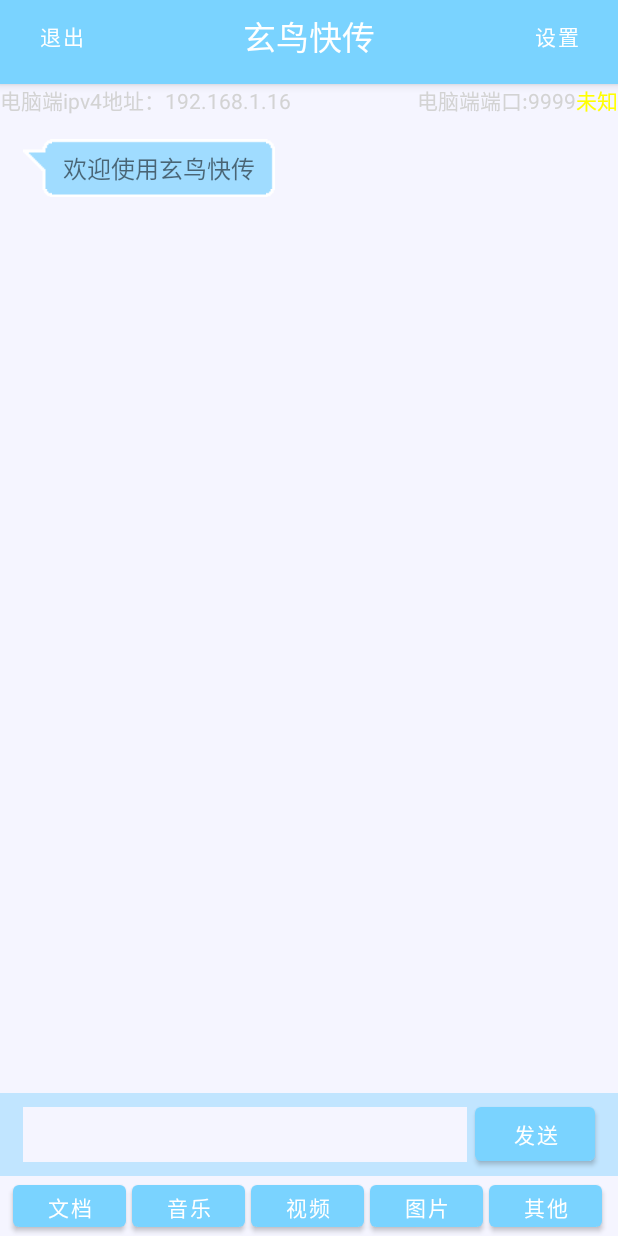
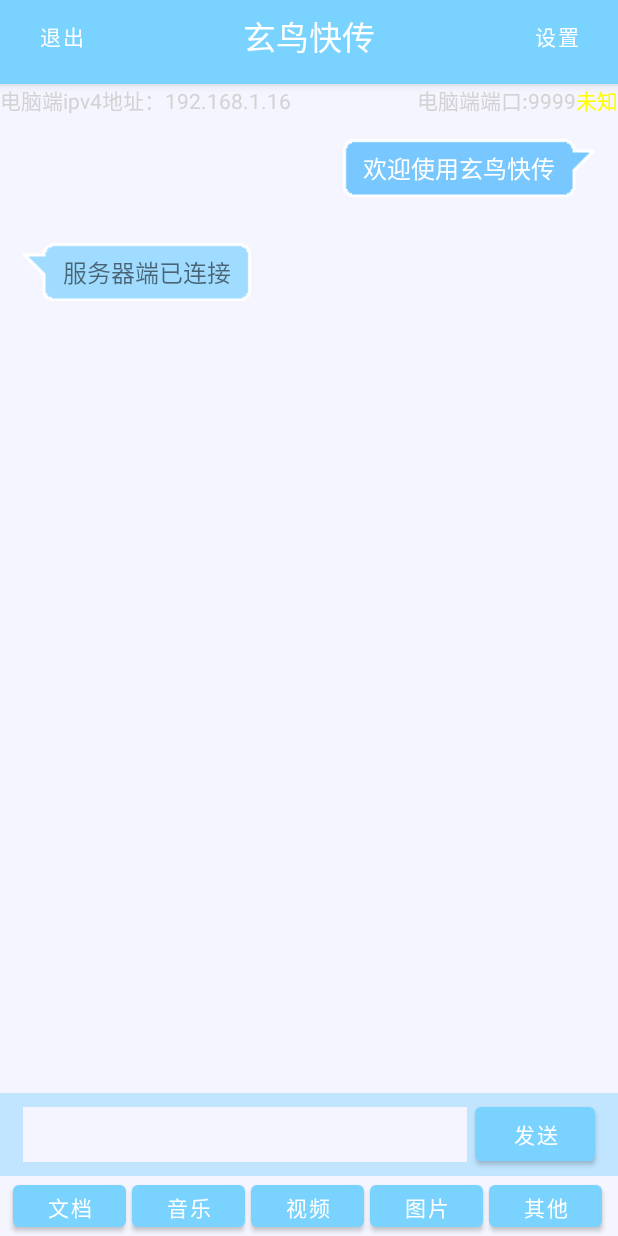
Before and after one commit to xuanniaomose/XuanNiaoQuickTransfer, an Android app: the screen it shows after launch (MainActivity), on a phone screen of 412 x 824 dp. Run offline under Robolectric (Android 15) with nearby library versions, the phone set to English and light mode, and no system bars.

Commit message:
1.变更了消息队列逻辑，使用RecyclerView组件，使聊天收发队列能够正常显示

```diff
--- a/app/build.gradle
+++ b/app/build.gradle
@@ -10,9 +10,9 @@ android {
         applicationId "xuanniao.transmission.trclient"
         minSdk 24
         //noinspection ExpiredTargetSdkVersion
-        targetSdk 32
-        versionCode 3
-        versionName "0.5"
+        targetSdk 31
+        versionCode 4
+        versionName "0.7"
 
         testInstrumentationRunner "androidx.test.runner.AndroidJUnitRunner"
     }
--- a/app/src/main/java/xuanniao/transmission/trclient/Connect.java
+++ b/app/src/main/java/xuanniao/transmission/trclient/Connect.java
@@ -13,7 +13,7 @@ import java.util.concurrent.Executors;
 
 public class Connect extends Application {
     // Socket变量
-    private static Socket socket = null;
+    public static Socket socket = null;
 
     // 输入流对象
     InputStream inputStream;
--- a/app/src/main/java/xuanniao/transmission/trclient/MainActivity.java
+++ b/app/src/main/java/xuanniao/transmission/trclient/MainActivity.java
@@ -15,10 +15,10 @@ import android.widget.*;
 import androidx.recyclerview.widget.LinearLayoutManager;
 import androidx.recyclerview.widget.RecyclerView;
 
+import java.net.Socket;
 import java.util.ArrayList;
 import java.util.List;
-
-import static xuanniao.transmission.trclient.Msg.TYPE_RECEIVED;
+import java.util.stream.Collectors;
 
 public class MainActivity extends AppCompatActivity {
 
@@ -26,11 +26,11 @@ public class MainActivity extends AppCompatActivity {
     public String receiveMsg;
     public String send_text;
     public EditText inputText;
-    public static MsgAdapter msg_adapter;
+    public static MsgAdapter msg_adapter = new MsgAdapter();
+    public static List<Msg> msgList;
     private Button button_send;
     private TextView textview_state0;
     private RecyclerView msgRecyclerView;
-    private List<Msg> msgList;
 
 
     @SuppressLint({"CutPasteId", "WrongViewCast", "HandlerLeak"})
@@ -39,6 +39,16 @@ public class MainActivity extends AppCompatActivity {
         super.onCreate(savedInstanceState);
         setContentView(R.layout.activity_main);
         setCustomActionBar();
+
+
+        msgRecyclerView = findViewById(R.id.recyclerView);
+        // 定义一个线性布局管理器
+        LinearLayoutManager manager = new LinearLayoutManager(this);
+        // 设置布局管理器
+        msgRecyclerView.setLayoutManager(manager);
+        // 设置adapter
+        msgRecyclerView.setAdapter(msg_adapter);
+        msgList = new ArrayList<>();
         initRecyclerView();
 
         // 获取网络权限
@@ -58,21 +68,23 @@ public class MainActivity extends AppCompatActivity {
             public void handleMessage(Message message) {
                 super.handleMessage(message);
                 if (message.what == 0) {
-                    Log.i("消息列表长度", String.valueOf(msgList.size()));
                     // 把新消息添加进msgList
-                    msgList.add(new Msg((String) message.obj, TYPE_RECEIVED));
-                    msg_adapter.notifyItemInserted(msgList.size()-1);
+                    msgList.add(msgList.size(), new Msg((String) message.obj, message.what));
+                    List<String> content_List2 = msgList.stream().map(Msg::getContent).collect(Collectors.toList());
+                    List<Integer> type_List2 = msgList.stream().map(Msg::getType).collect(Collectors.toList());
+                    Log.i("MainSR消息列表2", content_List2.toString());
+                    Log.i("MainSR类型列表2", type_List2.toString());
                     // msg_adapter通过局部更新方法添加尾项
-                    msg_adapter.notifyItemChanged(msgList.size()-1);
+                    msg_adapter.notifyItemInserted(msg_adapter.getItemCount()-1);
                     // msgRecyclerView跳转到尾项
-                    msgRecyclerView.scrollToPosition(msgList.size()-1);
+                    msgRecyclerView.scrollToPosition(msg_adapter.getItemCount()-1);
                 }
             }
         };
 
         // 设置网络状态提示
 //        textview_state0 = findViewById(R.id.textview_state0);
-//        socket = ((Connect)getApplication()).getSocket();
+//        Socket socket = xuanniao.transmission.trclient.Connect.socket;
 //        if (socket == null) {
 //            textview_state0.setText("连接");
 //            textview_state0.setTextColor(0xff008000);
@@ -80,6 +92,7 @@ public class MainActivity extends AppCompatActivity {
 //            textview_state0.setText("断开");
 //            textview_state0.setTextColor(0xffff0000);
 //        }
+
         // 监听输入框
         SharedPreferences setInfo = getSharedPreferences("SetInfo", MODE_PRIVATE);
         SharedPreferences.Editor editor = setInfo.edit();
@@ -105,17 +118,16 @@ public class MainActivity extends AppCompatActivity {
             public void onClick(View v) {
                 send_text = inputText.getText().toString();
                 if (!"".equals(send_text)) {
-                    Log.i("消息列表长度", String.valueOf(msgList.size()));
                     Connect Connect = new Connect();
                     Connect.send(send_text);
-                    msgList.add(new Msg(send_text, Msg.TYPE_SENT));         //将输入的消息及其类型添加进消息数据列表中
-                    Log.i("消息列表长度", String.valueOf(msgList.size()));
-                    msg_adapter.notifyItemInserted(msgList.size() + 1);   //为RecyclerView添加末尾子项
-                    Log.i("消息列表长度", String.valueOf(msgList.size()));
-//                      msg_adapter.setMsgList(msgList);
-                    msg_adapter.notifyItemChanged(msgList.size());
-                    msgRecyclerView.scrollToPosition(msgList.size());       //跳转到当前位置
+                    msgList.add(new Msg(send_text, 1));         //将输入的消息及其类型添加进消息数据列表中
+                    msg_adapter.notifyItemInserted(msgList.size()-1);   //为RecyclerView添加末尾子项
+                    msgRecyclerView.scrollToPosition(msgList.size()-1);       //跳转到当前位置
                     inputText.getText().clear();                            //清空输入框文本
+                    List<String> content_List2 = msgList.stream().map(Msg::getContent).collect(Collectors.toList());
+                    List<Integer> type_List2 = msgList.stream().map(Msg::getType).collect(Collectors.toList());
+                    Log.i("MainSR消息列表2", content_List2.toString());
+                    Log.i("MainSR类型列表2", type_List2.toString());
                 }
             }
         });
@@ -123,19 +135,13 @@ public class MainActivity extends AppCompatActivity {
 
     // 初始化RecyclerView
     private void initRecyclerView() {
-        msgRecyclerView = findViewById(R.id.recyclerView);
-        msgList = new ArrayList<>();
-        Msg msg1 = new Msg("欢迎使用玄鸟快传", 0);
+        Log.i("MAIN", "初始化RecyclerView");
+        Msg msg1 = new Msg("欢迎使用玄鸟快传", 1);
         msgList.add(msg1);
-        msg_adapter = new MsgAdapter();
+        Msg msg2 = new Msg("服务器端已连接", 0);
+        msgList.add(msg2);
         msg_adapter.setMsgList(msgList);
-        msg_adapter.notifyDataSetChanged();
-        // 定义一个线性布局管理器
-        LinearLayoutManager manager = new LinearLayoutManager(this);
-        // 设置布局管理器
-        msgRecyclerView.setLayoutManager(manager);
-        // 设置adapter
-        msgRecyclerView.setAdapter(msg_adapter);
+
     }
 
     private void setCustomActionBar() {
--- a/app/src/main/java/xuanniao/transmission/trclient/Msg.java
+++ b/app/src/main/java/xuanniao/transmission/trclient/Msg.java
@@ -1,10 +1,10 @@
 package xuanniao.transmission.trclient;
 
 public class Msg {
-    public static final int TYPE_RECEIVED = 0;
-    public static final int TYPE_SENT = 1;
+    public final int TYPE_RECEIVED = 0;
+    public final int TYPE_SENT = 1;
     private String content;
-    private static int type;
+    private int type;
 
     public Msg(String content, int type) {
         this.content = content;
@@ -15,7 +15,7 @@ public class Msg {
         return content;
     }
 
-    public static int getType() {
+    public int getType() {
         return type;
     }
 }
--- a/app/src/main/java/xuanniao/transmission/trclient/MsgAdapter.java
+++ b/app/src/main/java/xuanniao/transmission/trclient/MsgAdapter.java
@@ -8,20 +8,21 @@ import android.widget.TextView;
 import androidx.annotation.NonNull;
 import androidx.recyclerview.widget.RecyclerView;
 
-import java.util.ArrayList;
 import java.util.List;
+import java.util.stream.Collectors;
 
 public class MsgAdapter extends RecyclerView.Adapter<RecyclerView.ViewHolder> {
-    private int viewType;
+    private final String TAG = "MsgAdapter";
     public TextView leftMsg;
     public TextView rightMsg;
-    static List<Msg> msgList = new ArrayList<>();
+    static List<Msg> msgList = MainActivity.msgList;
 
     public void setMsgList(List<Msg> msgList) {
-        this.msgList = msgList;
-        Log.i("消息列表", msgList.toString());
-        //一定要记得加，否则视图不会更新！！！
-        notifyDataSetChanged();
+        MsgAdapter.msgList = MainActivity.msgList;
+        List<String> content_List = msgList.stream().map(Msg::getContent).collect(Collectors.toList());
+        List<Integer> type_List = msgList.stream().map(Msg::getType).collect(Collectors.toList());
+        Log.i("MainSR消息列表S", content_List.toString());
+        Log.i("MainSR类型列表S", type_List.toString());
     }
 
 
@@ -40,22 +41,17 @@ public class MsgAdapter extends RecyclerView.Adapter<RecyclerView.ViewHolder> {
         }
     }
 
+    // 获取消息类型(左或者右),返回到onCreateViewHolder()方法的viewType参数里面
     @Override
-    // 获取消息类型(左或者右),返回到onCreateViewHolder()方法的viewType参数里面
     public int getItemViewType(int position) {
-        super.getItemViewType(position);
-        Msg msg = msgList.get(position);
-        // 根据当前数据源的类型（发送/接受）
-        viewType = msg.getType();
-        return viewType;
+        return msgList.get(position).getType();
     }
 
     @Override
     //根据viewType消息类型的不同,构建不同的消息布局(左&右)
     public RecyclerView.ViewHolder onCreateViewHolder(@NonNull ViewGroup parent, int viewType) {
-        if (viewType == Msg.TYPE_RECEIVED) {
+        if (viewType == 0) {
             View leftView = LayoutInflater.from(parent.getContext()).inflate(R.layout.msg_left_layout,parent,false);
-            // 返回控件和布局
             return new LeftViewHolder(leftView);
         } else {
             View rightView = LayoutInflater.from(parent.getContext()).inflate(R.layout.msg_right_layout,parent,false);
@@ -66,17 +62,27 @@ public class MsgAdapter extends RecyclerView.Adapter<RecyclerView.ViewHolder> {
     @Override
     //对聊天控件的消息文本进行赋值
     public void onBindViewHolder(@NonNull RecyclerView.ViewHolder holder, int position) {
+        // 这里在消息种类切换之后，从消息列表的第一项开始了，应该是只进行最后一项的
         Msg msg = msgList.get(position);
         int i = msg.getType();
-        Log.i("类型", String.valueOf(i));
         try {
             if (i == 0) {
+                Log.i("onBind消息内容-接收", msgList.get(position).getContent());
+                List<String> content_List = msgList.stream().map(Msg::getContent).collect(Collectors.toList());
+                List<Integer> type_List = msgList.stream().map(Msg::getType).collect(Collectors.toList());
+                Log.i("onBind消息列表", content_List.toString());
+                Log.i("onBind类型列表", type_List.toString());
                 leftMsg.setText(msgList.get(position).getContent());
             } else {
+                Log.i("onBind消息内容-发送", msgList.get(position).getContent());
+                List<String> content_List = msgList.stream().map(Msg::getContent).collect(Collectors.toList());
+                List<Integer> type_List = msgList.stream().map(Msg::getType).collect(Collectors.toList());
+                Log.i("onBind消息列表", content_List.toString());
+                Log.i("onBind类型列表", type_List.toString());
                 rightMsg.setText(msgList.get(position).getContent());
             }
-        }catch(IllegalArgumentException e){
-            Log.i("错误","错误内容格式化");
+        } catch (IllegalArgumentException e) {
+            Log.i("onBind错误", "错误内容格式化");
         }
     }
 
--- a/app/src/main/java/xuanniao/transmission/trclient/Receive.java
+++ b/app/src/main/java/xuanniao/transmission/trclient/Receive.java
@@ -8,7 +8,6 @@ import android.os.Looper;
 import android.os.Message;
 import android.util.Log;
 import androidx.annotation.NonNull;
-import androidx.annotation.Nullable;
 import androidx.core.app.JobIntentService;
 
 public class Receive extends JobIntentService {
@@ -28,8 +27,7 @@ public class Receive extends JobIntentService {
         super.onCreate();
         Log.i(Tag,"创建");
     }
-
-//  不要重写onBind方法，否则会报错
+    //  不要重写onBind方法，否则会报错
 
     @Override
     // 服务功能的设置
--- a/app/src/main/java/xuanniao/transmission/trclient/Setting.java
+++ b/app/src/main/java/xuanniao/transmission/trclient/Setting.java
@@ -24,8 +24,6 @@ import java.lang.ref.WeakReference;
 import java.net.Socket;
 import java.util.concurrent.ExecutorService;
 import java.util.concurrent.Executors;
-
-import static android.app.PendingIntent.getActivity;
 
 public class Setting extends AppCompatActivity {
     private static Socket socket;
--- a/app/src/main/res/values/strings.xml
+++ b/app/src/main/res/values/strings.xml
@@ -1,6 +1,5 @@
 <resources>
     <string name="app_name">玄鸟快传</string>
-    <string name="url">https://www.baidu.com</string>
     <string name="ipv4">192.168.1.16</string>
     <string name="port">9999</string>
     <string name="upload_text">hello world!</string>
```
Also changed, not shown: app/src/main/res/layout/activity_setting.xml (+5 -4 lines).
